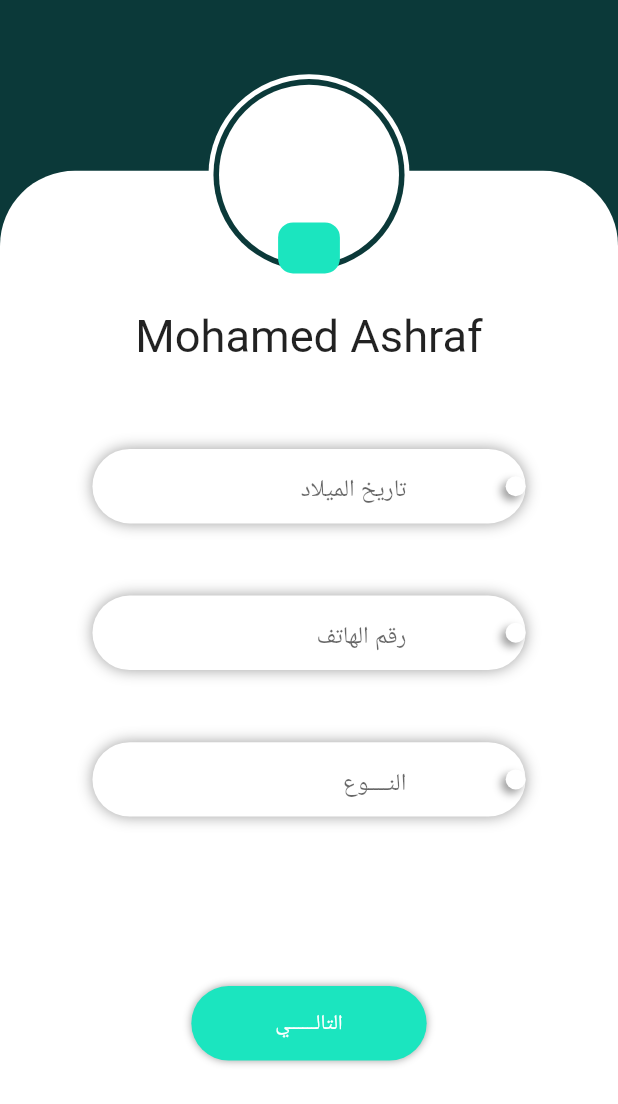
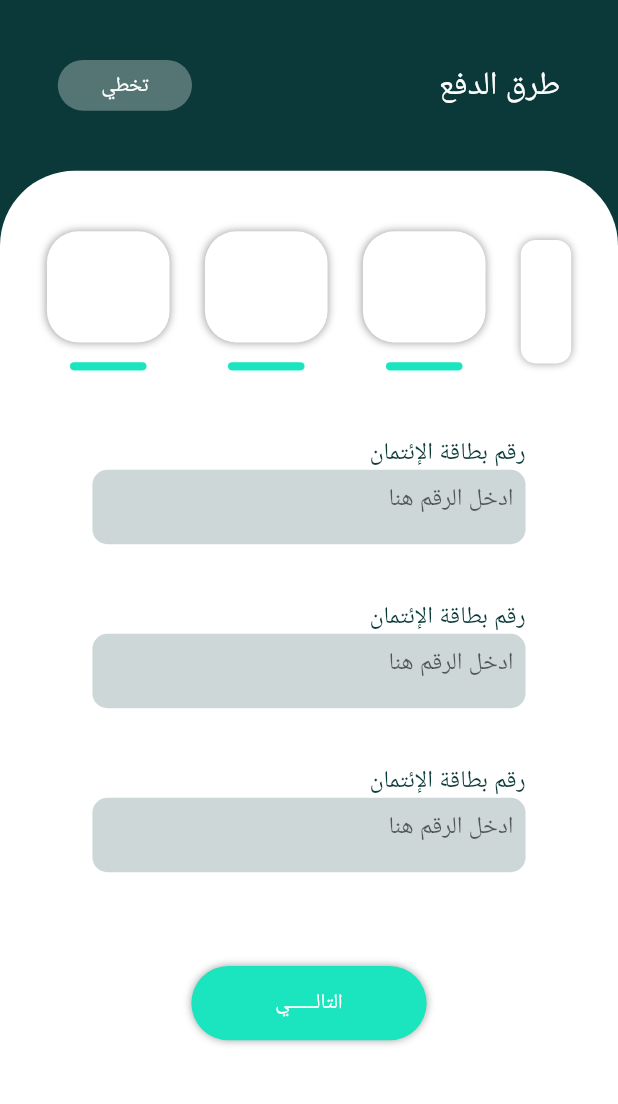
Before and after one commit to kareemshaaban221/mowakly-app, a Flutter app: the screen it shows after launch, on a phone screen of 412 x 824 dp. Shown: the top 1104 px of the screen. Run offline on Flutter 3.47's test engine with Material 2 defaults, Android fonts, the light colour scheme and no system bars; our stand-ins replace responsive_sizer; Roboto replaces fonts that are missing (Cairo).

Commit message:
ThirAm09

```diff
--- a/lib/component/components.dart
+++ b/lib/component/components.dart
@@ -120,3 +120,78 @@ Widget build_button_icon(){
     ),
   );
 }
+
+Widget build_container_icon_pay(){
+  return SizedBox(
+    height: 11.4.h,
+    width: 19.9.w,
+    child: Column(
+      children: [
+        Container(
+          height: 9.0.h,
+          width:19.85.w ,
+          decoration: BoxDecoration(
+            color: const Color(0xffFFFFFF),
+            borderRadius: BorderRadius.circular(21),
+            boxShadow: const [
+              BoxShadow(
+                color: Colors.grey,
+                blurRadius: 4.0,
+              ),
+            ],
+          ),
+
+
+        ),
+        SizedBox(height: 1.6.h,),
+        Container(
+          height: 0.66.h,
+          width: 12.38.w,
+          decoration: BoxDecoration(
+            color: Color(0xff1BE5BF),
+            borderRadius: BorderRadius.circular(3)
+          ),
+
+        ),
+      ],
+    ),
+  );
+}
+
+Widget build_text_filed_pay(){
+  return SizedBox(
+    height:10.256.h,
+    width: 70.09.w,
+    child: Column(
+      crossAxisAlignment: CrossAxisAlignment.start,
+      textDirection: TextDirection.rtl,
+      children: [
+        Text('رقم بطاقة الإئتمان',
+          style: TextStyle(
+              fontSize: 16,
+              color: Color(0xff0B3939)
+          ),
+        ),
+
+        Container(
+            height: 6.02.h,
+            width: double.infinity,
+            decoration: BoxDecoration(
+              color: Color(0xff0B3939).withOpacity(0.2),
+              borderRadius: BorderRadius.circular(10),
+            ),
+            child: Padding(
+              padding: const EdgeInsets.all(8.0),
+              child: TextFormField(
+                textAlign: TextAlign.end,
+                decoration:  InputDecoration(
+                  hintText: 'ادخل الرقم هنا',
+                  enabledBorder: InputBorder.none,
+                ),
+              ),
+            )
+        ),
+      ],
+    ),
+  );
+}
--- a/lib/main.dart
+++ b/lib/main.dart
@@ -1,5 +1,6 @@
 import 'package:flutter/material.dart';
 import 'package:fp/screens/loginScreen.dart';
+import 'package:fp/screens/payScreen.dart';
 import 'package:responsive_sizer/responsive_sizer.dart';
 
 import 'screens/signup2Screen.dart';
@@ -17,7 +18,7 @@ class MowakleApp extends StatelessWidget {
       return ResponsiveSizer(
       builder: (context, orientation, screenType){
         return const MaterialApp(
-          home: Signup2Screen(),
+          home: PayScreen(),
         );
       },
     );
--- a/lib/screens/payScreen.dart
+++ b/lib/screens/payScreen.dart
@@ -0,0 +1,127 @@
+import 'package:flutter/material.dart';
+import 'package:fp/component/components.dart';
+import 'package:responsive_sizer/responsive_sizer.dart';
+
+class PayScreen extends StatelessWidget {
+  const PayScreen({Key? key}) : super(key: key);
+
+  @override
+  Widget build(BuildContext context) {
+    return Scaffold(
+      backgroundColor: const Color(0xff0B3939),
+      body: SizedBox(
+      height: double.infinity,
+      width: double.infinity,
+        child: SingleChildScrollView(
+          child: Stack(
+            children: [
+              Align(
+                alignment: Alignment.center,
+                child: Column(
+                  children: [
+                    SizedBox(
+                      height: 13.81.h,
+                      width: double.infinity,
+                      child: Center(
+                        child: SizedBox(
+                          height: 5.23.h,
+                          width: 81.30.w,
+                          child: Row(
+                            mainAxisAlignment: MainAxisAlignment.spaceBetween,
+                            textDirection: TextDirection.rtl,
+                            children: [
+                              Text('طرق الدفع',
+                                style: TextStyle(
+                                  fontSize: 19.sp,
+                                  color: Color(0xffFFFFFF),
+                                  fontFamily: 'Cairo',
+                                ),
+                              ),
+
+                              Container(
+                                height: 4.12.h,
+                                width:21.72.w ,
+                                decoration: BoxDecoration(
+                                  color: const Color(0xffFFFFFF).withOpacity(0.3),
+                                  borderRadius: BorderRadius.circular(31.pt),
+                                ),
+                                child: const Center(
+                                    child: Text(
+                                      'تخطي',
+                                      style: TextStyle(
+                                        color: Color(0xffFFFFFF),
+                                      ),)
+                                ),
+
+                              ),
+                            ],
+                          ),
+                        ),
+                      ),
+                    ),
+
+                    Container(
+                      height:86.18.h,
+                      width: double.infinity,
+                      decoration: const BoxDecoration(
+                          color: Color(0xffFFFFFF),
+                          borderRadius: BorderRadius.only(topLeft:Radius.circular(50.0),topRight: Radius.circular(50.0))
+                      ),
+                      child: SingleChildScrollView(
+                        child: Column(
+                          children: [
+                            SizedBox(height: 4.90.h,),
+
+                            SizedBox(
+                              height: 11.4.h,
+                              width: 90.53.w,
+                              child: Row(
+                                mainAxisAlignment: MainAxisAlignment.spaceAround,
+                                children: [
+                                 build_container_icon_pay(),
+                                 build_container_icon_pay(),
+                                 build_container_icon_pay(),
+                                  Container(
+                                    height: 10.0.h,
+                                    width:8.17.w ,
+                                    decoration: BoxDecoration(
+                                      color: const Color(0xffFFFFFF),
+                                      borderRadius: BorderRadius.circular(10),
+                                      boxShadow: const [
+                                        BoxShadow(
+                                          color: Colors.grey,
+                                          blurRadius: 4.0,
+                                        ),
+                                      ],
+                                    ),
+
+
+                                  ),
+                                ],
+                              ),
+                            ),
+                            // Row icons methods pay
+                            SizedBox(height: 5.23.h,),
+                            build_text_filed_pay(),
+                            SizedBox(height: 3.01.h,),
+                            build_text_filed_pay(),
+                            SizedBox(height: 3.01.h,),
+                            build_text_filed_pay(),
+                            SizedBox(height: 6.02.h,),
+                            build_button(title: 'التالــــــي')
+                          ],
+                        ),
+                      ),
+
+                    ),
+                  ],
+                ),
+              ),
+            ],
+          ),
+        ),
+
+      ),
+    );
+  }
+}
```
